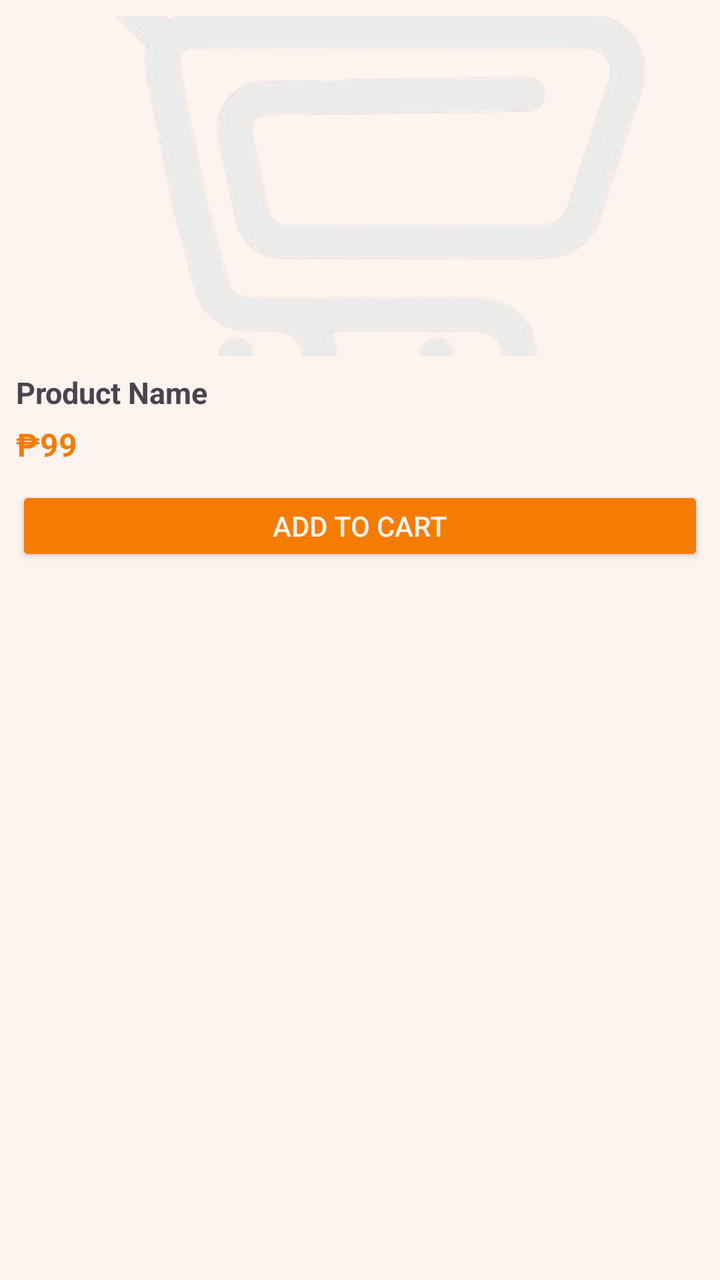
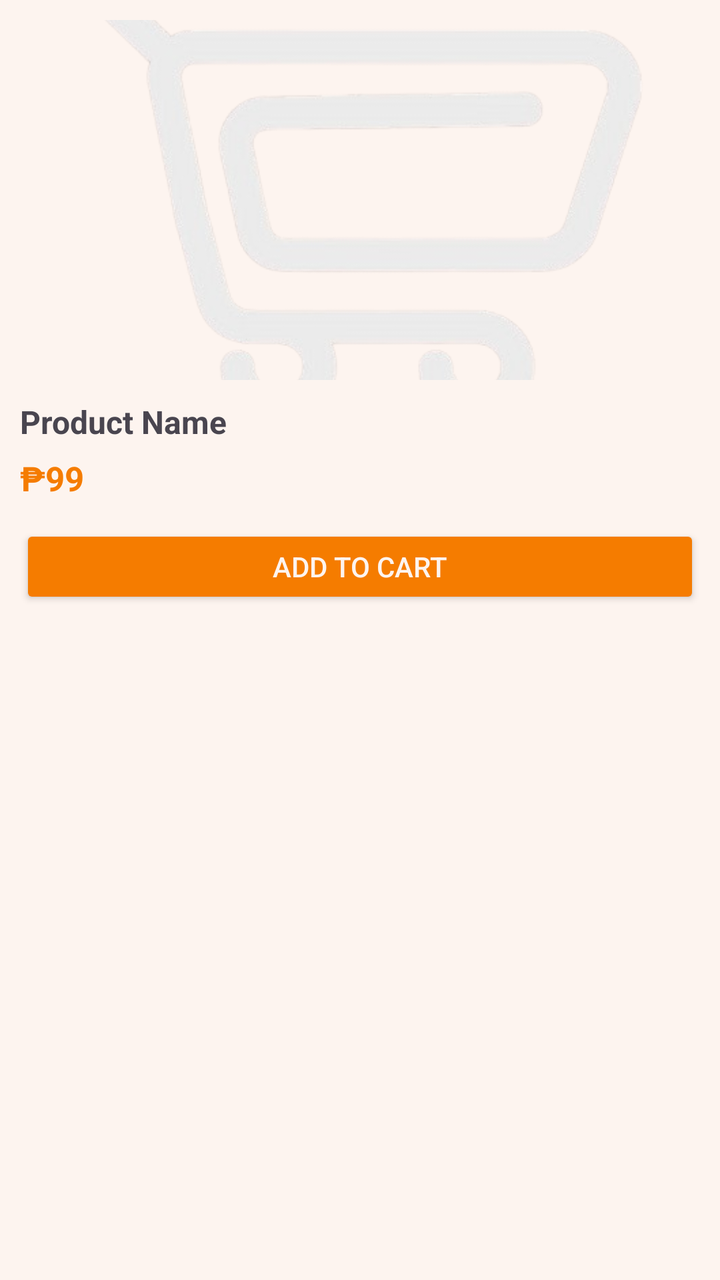

Compare the two renders of this Android layout. The source of the first and the diff that turns it into the second are given below.
<!-- AndroidManifest.xml: application theme Theme.YOLO -->
<!-- res/layout/item_product.xml -->
<?xml version="1.0" encoding="utf-8"?>
<LinearLayout
    xmlns:android="http://schemas.android.com/apk/res/android"
    android:layout_width="match_parent"
    android:layout_height="wrap_content"
    android:orientation="vertical"
    android:padding="8dp"
    android:layout_margin="5dp"
    android:background="#FDF4EF">

    <ImageView
        android:id="@+id/imgProduct"
        android:layout_width="match_parent"
        android:layout_height="170dp"
        android:scaleType="centerCrop"
        android:src="@drawable/cart_logo"/>

    <TextView
        android:id="@+id/txtName"
        android:layout_width="wrap_content"
        android:layout_height="wrap_content"
        android:text="Product Name"
        android:textStyle="bold"
        android:textSize="15sp"
        android:layout_marginTop="8dp"/>

    <TextView
        android:id="@+id/txtPrice"
        android:layout_width="wrap_content"
        android:layout_height="wrap_content"
        android:text="₱99"
        android:textColor="#F57C00"
        android:textStyle="bold"
        android:textSize="16sp"
        android:layout_marginTop="5dp"/>

    <Button
        android:id="@+id/btnAddCart"
        android:layout_width="match_parent"
        android:layout_height="40dp"
        android:text="Add to Cart"
        android:textColor="#FDF4EF"
        android:backgroundTint="#F57C00"
        android:layout_marginTop="10dp"/>

</LinearLayout>
<!-- resources referenced by this layout -->
<resources>
  <!-- drawable cart_logo: png bitmap (drawable, 71941 bytes) -->
  <style name="Theme.YOLO" parent="Base.Theme.YOLO" />
  <style name="Base.Theme.YOLO" parent="Theme.Material3.DayNight.NoActionBar">
          
          
      </style>
</resources>

<!-- the commit's change to res/layout/item_product.xml (unified diff, before → after) -->
@@ -4,14 +4,14 @@
     android:layout_width="match_parent"
     android:layout_height="wrap_content"
     android:orientation="vertical"
-    android:padding="8dp"
-    android:layout_margin="5dp"
+    android:padding="10dp"
+    android:layout_margin="6dp"
     android:background="#FDF4EF">
 
     <ImageView
         android:id="@+id/imgProduct"
         android:layout_width="match_parent"
-        android:layout_height="170dp"
+        android:layout_height="180dp"
         android:scaleType="centerCrop"
         android:src="@drawable/cart_logo"/>
 
@@ -21,8 +21,8 @@
         android:layout_height="wrap_content"
         android:text="Product Name"
         android:textStyle="bold"
-        android:textSize="15sp"
-        android:layout_marginTop="8dp"/>
+        android:textSize="16sp"
+        android:layout_marginTop="10dp"/>
 
     <TextView
         android:id="@+id/txtPrice"
@@ -31,16 +31,17 @@
         android:text="₱99"
         android:textColor="#F57C00"
         android:textStyle="bold"
-        android:textSize="16sp"
-        android:layout_marginTop="5dp"/>
+        android:textSize="17sp"
+        android:layout_marginTop="6dp"/>
 
     <Button
         android:id="@+id/btnAddCart"
         android:layout_width="match_parent"
-        android:layout_height="40dp"
+        android:layout_height="42dp"
         android:text="Add to Cart"
+        android:textSize="14sp"
         android:textColor="#FDF4EF"
         android:backgroundTint="#F57C00"
-        android:layout_marginTop="10dp"/>
+        android:layout_marginTop="12dp"/>
 
 </LinearLayout>
